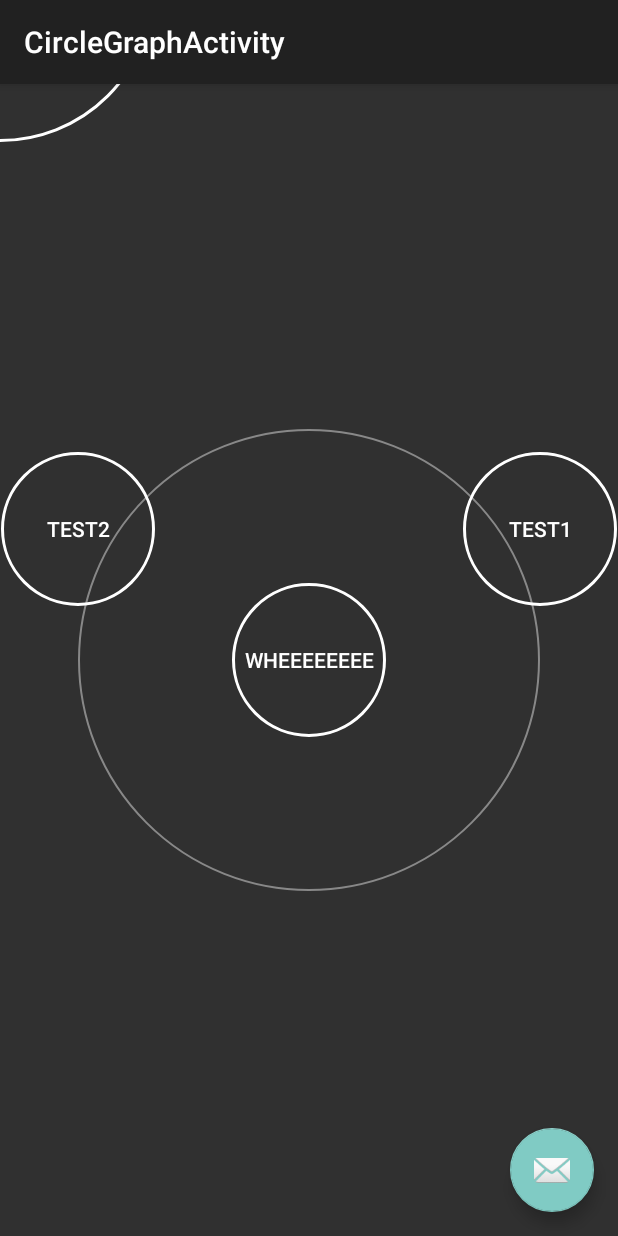
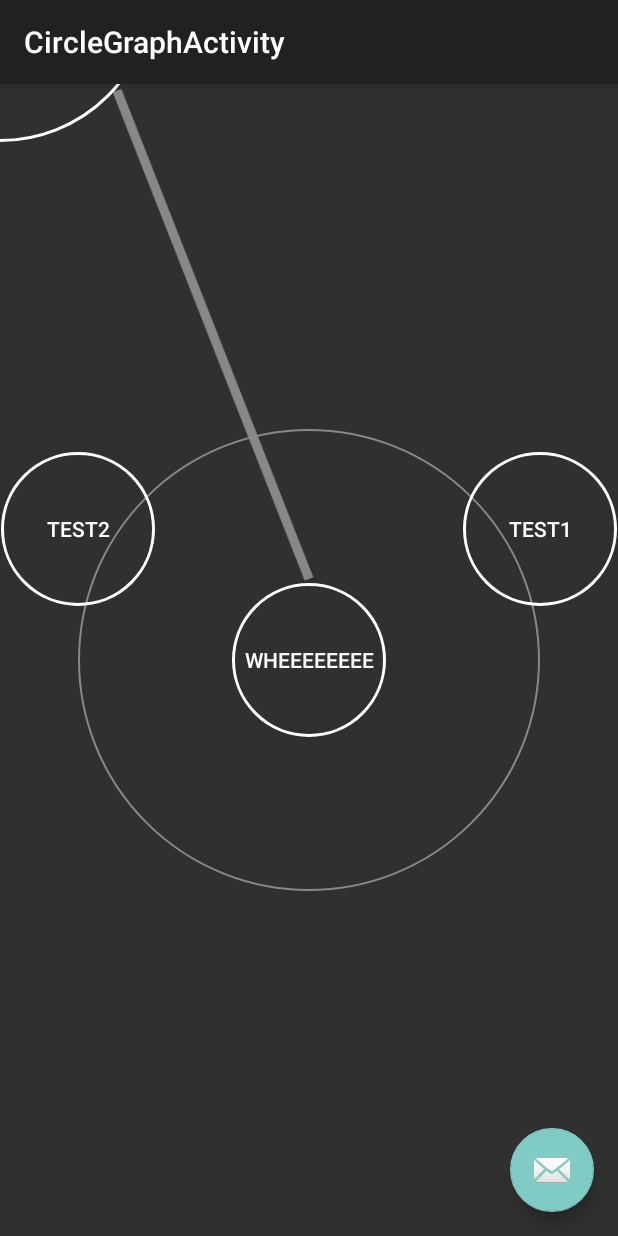
Before and after one commit to priyaven/Lore, an Android app: the screen it shows after launch (CircleGraphActivity), on a phone screen of 412 x 824 dp. Run offline under Robolectric (Android 15) with nearby library versions, the phone set to English and light mode, and no system bars.

Commit message:
added code to draw a line connecting parent node to center node

```diff
--- a/Lore2/app/src/main/java/com/loreaudio/lore/CircleGraphActivity.java
+++ b/Lore2/app/src/main/java/com/loreaudio/lore/CircleGraphActivity.java
@@ -2,7 +2,11 @@ package com.loreaudio.lore;
 
 import android.annotation.SuppressLint;
 import android.content.Context;
+import android.graphics.Bitmap;
+import android.graphics.Canvas;
 import android.graphics.Color;
+import android.graphics.Paint;
+import android.graphics.Path;
 import android.graphics.drawable.GradientDrawable;
 import android.graphics.drawable.ShapeDrawable;
 import android.os.Bundle;
@@ -129,6 +133,22 @@ public class CircleGraphActivity extends AppCompatActivity {
 
             bpar.setText("parent");
 
+            ImageView line = new ImageView(this);
+            Bitmap bitmap = Bitmap.createBitmap(width, height, Bitmap.Config.ARGB_8888);
+            Canvas canvas = new Canvas(bitmap);
+            line.setImageBitmap(bitmap);
+
+            // Line
+            Paint paint = new Paint();
+            paint.setColor(Color.GRAY);
+            paint.setStrokeWidth(10);
+            float startx = bpar.getX() + buttonsize*2 - buttonsize/3;
+            float starty = bpar.getY()+ buttonsize*2 - buttonsize/3;
+            int endx = width/2;
+            int endy = height/2 - buttonsize/2 - margin;
+            canvas.drawLine(startx, starty, endx, endy, paint);
+            lyt.addView(line);
+
         }
 
 
```
